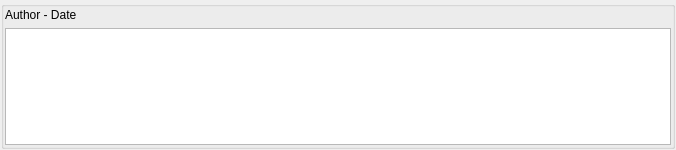
Qt form qtMushi/qtMushi/taskcomment.ui (JWambaugh/mushi) before a commit.
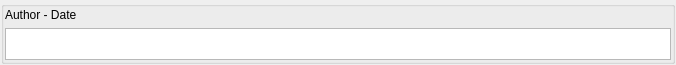
The same form after that commit.

The edit to the form file:
```diff
--- a/qtMushi/qtMushi/taskcomment.ui
+++ b/qtMushi/qtMushi/taskcomment.ui
@@ -7,7 +7,7 @@
     <x>0</x>
     <y>0</y>
     <width>676</width>
-    <height>150</height>
+    <height>65</height>
    </rect>
   </property>
   <property name="sizePolicy">
@@ -19,7 +19,7 @@
   <property name="minimumSize">
    <size>
     <width>100</width>
-    <height>150</height>
+    <height>65</height>
    </size>
   </property>
   <property name="baseSize">
@@ -56,7 +56,7 @@
         <property name="minimumSize">
          <size>
           <width>0</width>
-          <height>50</height>
+          <height>20</height>
          </size>
         </property>
         <property name="verticalScrollBarPolicy">
```
